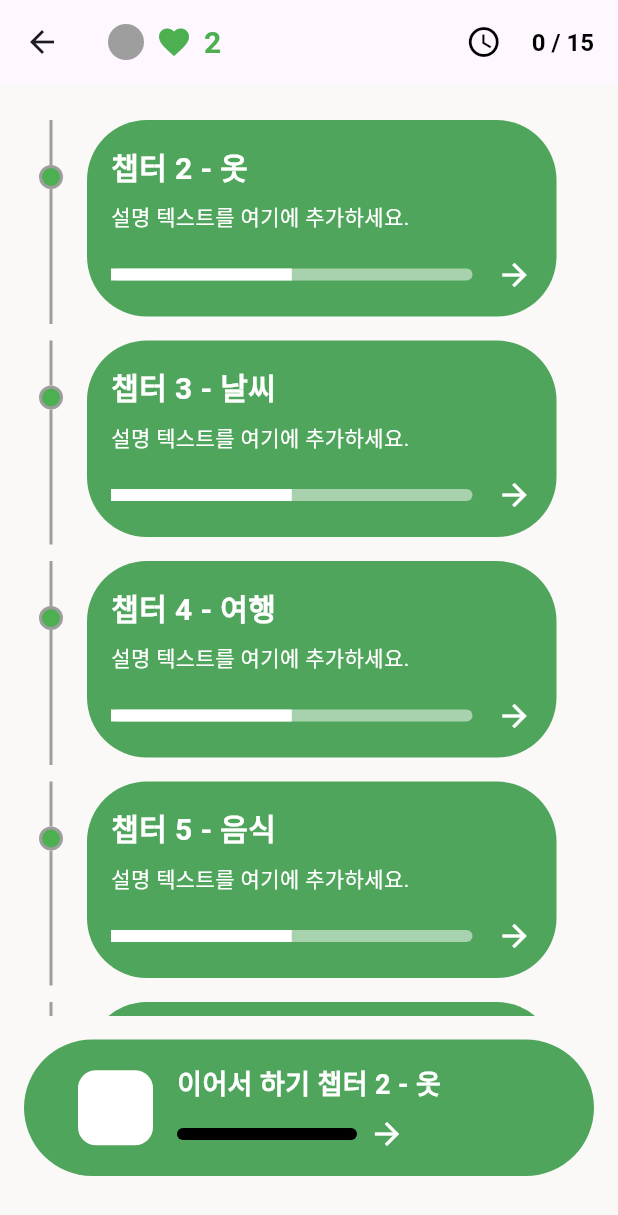
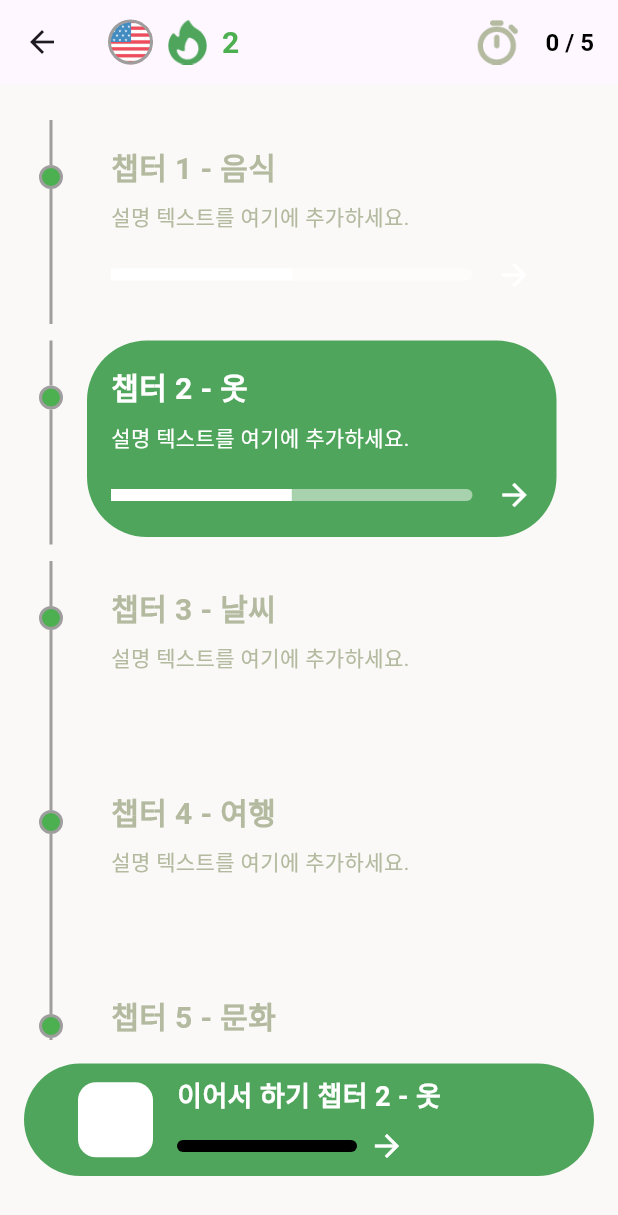
Before and after one commit to jiyoon0227/lanny_program, a Flutter app: the HomeScreen screen opened directly, on a phone screen of 412 x 824 dp. Shown: the top 1215 px of the screen. Run offline on Flutter 3.47's test engine with Material 3 defaults, Android fonts, the phone set to English and light mode, and no system bars; our stand-ins replace cloud_firestore, firebase_auth, firebase_core; accounts and stored records are empty.

Commit message:
Improve learning goal popup btn actions & enhanced home UI & show popup on top-right click in home

```diff
--- a/lib/screens/home_screen.dart
+++ b/lib/screens/home_screen.dart
@@ -3,6 +3,9 @@ import 'package:lanny_program/widgets/daily_learning_goal_popup.dart'; // 팝업
 
 //txt for test
 class HomeScreen extends StatelessWidget {
+  final int selectedChapter = 1; // 사용자가 선택한 챕터 인덱스
+  final List<String> chapterNames = ['음식', '옷', '날씨', '여행', '문화', '인사', '소속']; // 챕터명 리스트 임시 데이터
+
   @override
   Widget build(BuildContext context) {
     return Scaffold(
@@ -13,15 +16,26 @@ class HomeScreen extends StatelessWidget {
             Row(
               children: [
                 Container(
-                  width: 24,
-                  height: 24,
+                  width: 30,
+                  height: 30,
                   decoration: BoxDecoration(
-                    color: Colors.grey, // 회색 원으로 대체
                     shape: BoxShape.circle,
+                    image: DecorationImage(
+                      image: AssetImage('assets/images/lang_english_circle.png'), // 사용할 이미지 경로
+                      fit: BoxFit.cover, // 이미지를 원형에 맞게 채움
+                    ),
+                    border: Border.all(
+                      color: Colors.grey, // 테두리 색상
+                      width: 2, // 테두리 두께
+                    ),
                   ),
                 ),
                 const SizedBox(width: 8),
-                Icon(Icons.favorite, color: Colors.green),
+                Image.asset(
+                  'assets/images/home_fire.png', // 사용할 PNG 파일 경로로 수정
+                  width: 30, // 기존 아이콘의 크기와 맞춰 조정
+                  height: 30,
+                ),
                 const SizedBox(width: 8),
                 Text(
                   '2',
@@ -36,18 +50,27 @@ class HomeScreen extends StatelessWidget {
             Row(
               children: [
                 IconButton(
-                  icon: Icon(Icons.access_time, color: Colors.black),
+                  icon: Image.asset(
+                    'assets/images/home_timer.png', // 사용할 PNG 파일 경로로 수정
+                    width: 30, // 아이콘과 비슷한 크기
+                    height: 30,
+                  ),
                   onPressed: () {
                     dailyLearningGoalPopup(context); // 버튼 클릭 시 팝업 창 띄우기
                   },
                 ),
                 const SizedBox(width: 8),
-                Text(
-                  '0 / 15',
+                GestureDetector(
+                  onTap: () {
+                    dailyLearningGoalPopup(context); // 버튼 클릭 시 팝업 창 띄우기
+                  },
+                  child: Text(
+                    '0 / 5',
                     style: TextStyle(
                       color: Colors.black,
                       fontSize: 16,
                       fontWeight: FontWeight.bold,
+                    ),
                   ),
                 ),
               ],
@@ -64,7 +87,9 @@ class HomeScreen extends StatelessWidget {
               child: SingleChildScrollView(
                 child: Column(
                   children: List.generate(7, (index) {
-                    return _buildChapterSection(index);
+                    bool isSelected = index == selectedChapter; // 선택된 챕터 여부 설정
+                    bool showGauge = index <= selectedChapter; // 선택된 챕터 및 이전 챕터에만 게이지 표시
+                    return _buildChapterSection(index, isSelected, showGauge);
                   }),
                 ),
               ),
@@ -77,7 +102,7 @@ class HomeScreen extends StatelessWidget {
     );
   }
 
-  Widget _buildChapterSection(int index) {
+  Widget _buildChapterSection(int index, bool isSelected, bool showGauge) {
     return Row(
       crossAxisAlignment: CrossAxisAlignment.start,
       children: [
@@ -111,21 +136,23 @@ class HomeScreen extends StatelessWidget {
         const SizedBox(width: 16),
         Expanded(
           child: _buildChapterTile(
-              "챕터 ${index + 2} - ${_getChapterTitle(index)}",
-              "설명 텍스트를 여기에 추가하세요."),
+              "챕터 ${index + 1} - ${chapterNames[index]}",
+              "설명 텍스트를 여기에 추가하세요.",
+              isSelected,
+              showGauge),
         ),
         const SizedBox(width: 25),
       ],
     );
   }
 
-  Widget _buildChapterTile(String title, String description) {
+  Widget _buildChapterTile(String title, String description, bool isSelected, bool showGauge) {
     return Container(
       padding: const EdgeInsets.all(16.0),
       margin: const EdgeInsets.only(bottom: 16.0),
       width: 300,
       decoration: BoxDecoration(
-        color: Color(0xFF4FA55B),
+        color: isSelected ? Color(0xFF4FA55B) : Colors.transparent, // 선택된 챕터 여부에 따라 배경색 설정
         borderRadius: BorderRadius.circular(40),
       ),
       child: Column(
@@ -134,7 +161,7 @@ class HomeScreen extends StatelessWidget {
           Text(
             title,
             style: TextStyle(
-              color: Colors.white,
+              color: isSelected ? Colors.white : Color(0xFFB3BA9F), // 선택된 챕터 여부에 따라 텍스트 색상 설정
               fontSize: 20,
               fontWeight: FontWeight.bold,
             ),
@@ -143,10 +170,11 @@ class HomeScreen extends StatelessWidget {
           Text(
             description,
             style: TextStyle(
-              color: Colors.white,
+              color: isSelected ? Colors.white : Color(0xFFB3BA9F), // 선택된 챕터 여부에 따라 텍스트 색상 설정
               fontSize: 14,
             ),
           ),
+          if (showGauge) ...[ // 선택된 챕터 및 이전 챕터에만 게이지 바 표시
             const SizedBox(height: 16),
             Row(
               mainAxisAlignment: MainAxisAlignment.spaceBetween,
@@ -170,13 +198,14 @@ class HomeScreen extends StatelessWidget {
               ],
             ),
           ],
+        ],
       ),
     );
   }
 
   Widget _buildContinueTile() {
     return Container(
-      padding: const EdgeInsets.all(16.0),
+      padding: const EdgeInsets.symmetric(horizontal: 16.0, vertical: 8.0),
       margin: const EdgeInsets.only(bottom: 16.0),
       decoration: BoxDecoration(
         color: Color(0xFF4FA55B),
@@ -231,25 +260,4 @@ class HomeScreen extends StatelessWidget {
       ),
     );
   }
-
-  String _getChapterTitle(int index) {
-    switch (index) {
-      case 0:
-        return '옷';
-      case 1:
-        return '날씨';
-      case 2:
-        return '여행';
-      case 3:
-        return '음식';
-      case 4:
-        return '동물';
-      case 5:
-        return '가족';
-      case 6:
-        return '스포츠';
-      default:
-        return '기타';
 }
-  }
-}
```
Also changed, not shown: lib/screens/welcome_screen.dart (+13 -22 lines), lib/widgets/daily_learning_goal_popup.dart (+6 -6 lines). Lines whose indentation alone changed are shown as unchanged.
